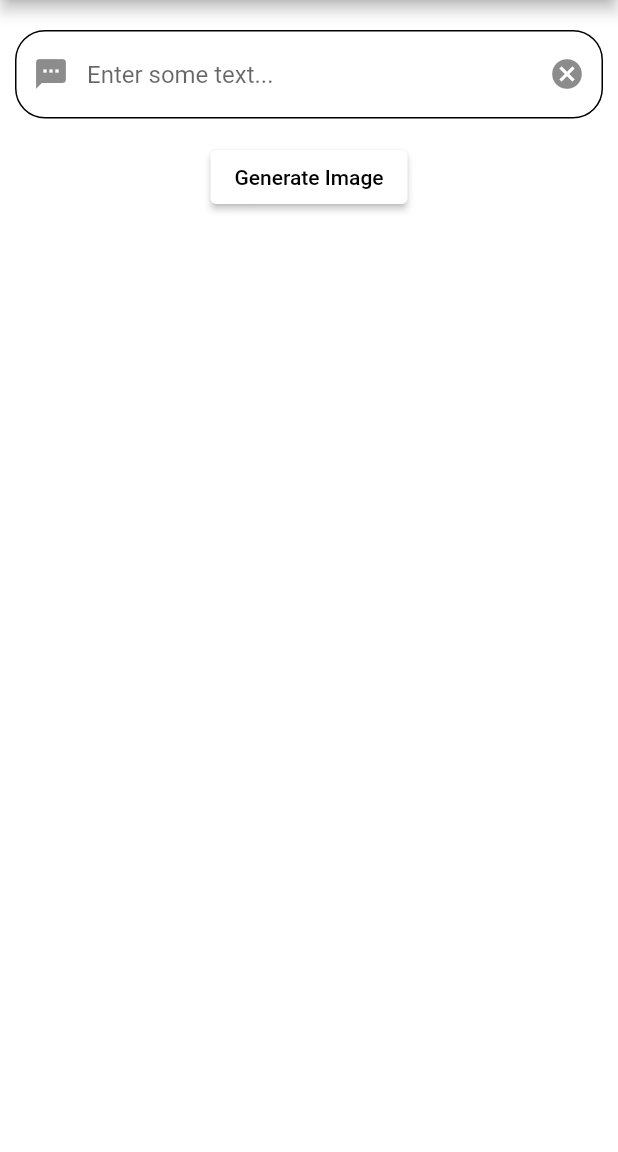
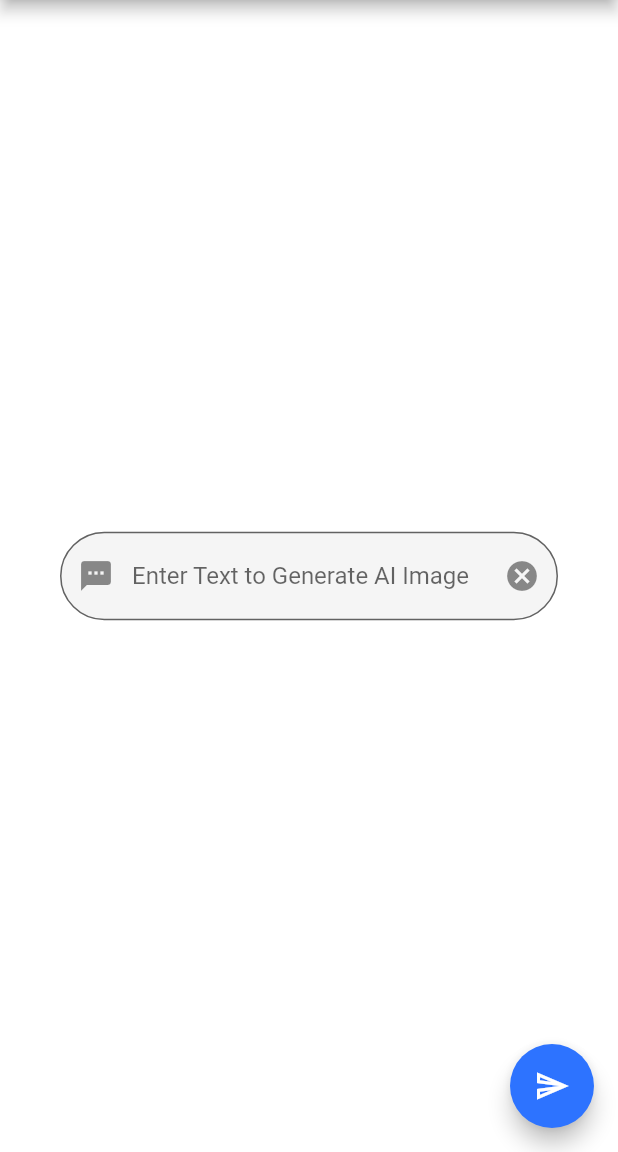
Before and after one commit to krissh02/Task-easy, a Flutter app: the ImageGeneratorScreen screen opened directly, on a phone screen of 412 x 824 dp, the part 84-1236 px from its top. Run offline on Flutter 3.47's test engine with Material 2 defaults, Android fonts, the phone set to English and light mode, and no system bars; our stand-ins replace animated_splash_screen, animated_text_kit, curved_navigation_bar, flutter_riverpod, introduction_screen, shared_preferences and 1 more; missing offline and left inert: chat_gpt_sdk, translator; accounts and stored records are empty.

Commit message:
changes in some code is updated

```diff
--- a/lib/screens/chat_screen.dart
+++ b/lib/screens/chat_screen.dart
@@ -1,5 +1,6 @@
 import 'package:flutter/material.dart';
 import 'package:flutter_riverpod/flutter_riverpod.dart';
+import 'package:gpt_flutter/widgets/bottomnavwidget.dart';
 import '../providers/chats_provider.dart';
 import '../widgets/chat_item.dart';
 import '../widgets/my_app_bar.dart';
@@ -35,6 +36,7 @@ class ChatScreen extends StatelessWidget {
             height: 10,
           ),
         ],
-        ));
+      ),
+    );
   }
 }
--- a/lib/screens/image_generator.dart
+++ b/lib/screens/image_generator.dart
@@ -1,15 +1,171 @@
+// import 'package:flutter/material.dart';
+// import 'dart:convert';
+// import 'package:http/http.dart' as http;
+
+// class ImageGeneratorScreen extends StatefulWidget {
+//   @override
+//   _ImageGeneratorScreenState createState() => _ImageGeneratorScreenState();
+// }
+
+// class _ImageGeneratorScreenState extends State<ImageGeneratorScreen> {
+//   String _inputText = '';
+//   String _imageUrl = '';
+
+//   @override
+//   Widget build(BuildContext context) {
+//     return Scaffold(
+//       backgroundColor: Colors.white,
+//       appBar: AppBar(
+//         backgroundColor: const Color.fromRGBO(35, 103, 249, 1),
+//         // elevation: 0,
+//         title: Row(
+//           mainAxisAlignment: MainAxisAlignment.spaceBetween,
+//           children: [
+//             Text('IMAGE GENERATOR',style: TextStyle(color: Colors.white,fontWeight: FontWeight.bold,fontSize: 20)),
+//             Container(
+//               height: 40,
+//               width: 40,
+//               child: ClipRRect(
+//                 borderRadius: BorderRadius.circular(20),
+//                 child: Image.asset('assets/img1.jpg'),
+//               ),
+//             ),
+//           ],
+//         ),
+//       ),
+//       body: Center(
+//         child: Padding(
+//           padding: const EdgeInsets.fromLTRB(10, 20, 10, 10),
+//           child: Column(
+//             // mainAxisAlignment: MainAxisAlignment.center,
+
+//             children: [
+//               TextField(
+//                 // onChanged: (value) {
+//                 //   setState(() {
+//                 //     _inputText = value;
+//                 //   });
+//                 // },
+//                 decoration: const InputDecoration(
+//                   enabledBorder: OutlineInputBorder(
+//                     borderSide: BorderSide(color: Colors.black, width: 1.0),
+//                     borderRadius: BorderRadius.all(Radius.circular(20.0)),
+//                   ),
+//                   focusedBorder: OutlineInputBorder(
+//                     borderSide: BorderSide(
+//                         color: Color.fromRGBO(35, 103, 249, 1), width: 1.0),
+//                     borderRadius: BorderRadius.all(Radius.circular(20.0)),
+//                   ),
+//                   hintText: 'Enter some text...',
+//                   prefixIcon: Icon(Icons.textsms_rounded),
+//                   suffixIcon: Icon(Icons.cancel),
+//                 ),
+//               ),
+//               const SizedBox(height: 15),
+//               Center(
+//                 child: ElevatedButton(
+//                   style: ButtonStyle(
+//                       overlayColor: getColor(
+//                     Colors.white,
+//                     Color.fromRGBO(35, 103, 249, 1),
+//                   )),
+//                   onPressed: () async {
+//                     String apiKey = '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';
+//                     //  String apiKey ='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';
+//                     String model = 'image-alpha-001';
+//                     String prompt =
+//                         'Generate an image based on the text: $_inputText';
+//                     String url = 'https://api.openai.com/v1/images/generations';
+//                     Map<String, String> headers = {
+//                       'Content-Type': 'application/json',
+//                       'Authorization': 'Bearer $apiKey',
+//                     };
+//                     Map<String, dynamic> body = {
+//                       'model': model,
+//                       'prompt': prompt,
+//                       'num_images': 1,
+//                       'size': '512x512',
+//                     };
+//                     var response = await http.post(
+//                       Uri.parse(url),
+//                       headers: headers,
+//                       body: json.encode(body),
+//                     );
+//                     var data = json.decode(response.body);
+//                     var imageUrl = data['data'][0]['url'];
+//                     setState(() {
+//                       _imageUrl = imageUrl;
+//                     });
+//                   },
+//                   child: const Text('Generate Image'),
+//                 ),
+//               ),
+//               const SizedBox(height: 20),
+//               _imageUrl != ''
+//                   ? Image.network(_imageUrl)
+//                   : const SizedBox.shrink(),
+//             ],
+//           ),
+//         ),
+//       ),
+//     );
+//   }
+// }
+
+// MaterialStateProperty<Color> getColor(Color color, Color colorPressed) {
+//   // ignore: prefer_function_declarations_over_variables
+//   final getColor = (Set<MaterialState> states) {
+//     if (states.contains(MaterialState.pressed)) {
+//       return colorPressed;
+//     } else {
+//       return color;
+//     }
+//   };
+
+//   return MaterialStateProperty.resolveWith(getColor);
+// }
+
+import 'dart:convert';
+import 'package:flutter/cupertino.dart';
 import 'package:flutter/material.dart';
-import 'dart:convert';
 import 'package:http/http.dart' as http;
 
+
 class ImageGeneratorScreen extends StatefulWidget {
+
   @override
-  _ImageGeneratorScreenState createState() => _ImageGeneratorScreenState();
+  State<ImageGeneratorScreen> createState() => _ImageGeneratorScreenState();
 }
 
 class _ImageGeneratorScreenState extends State<ImageGeneratorScreen> {
-  String _inputText = '';
-  String _imageUrl = '';
+  TextEditingController inputText = TextEditingController();
+  String apikey = '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';
+  String url = 'https://api.openai.com/v1/images/generations';
+  String? image;
+  void getAIImage() async{
+    if(inputText.text.isNotEmpty){
+
+      var data ={
+        "prompt": inputText.text,
+        "n": 1,
+        "size": "256x256",
+      };
+
+      var res = await http.post(Uri.parse(url),
+          headers: {"Authorization":"Bearer ${apikey}","Content-Type": "application/json"},
+          body:jsonEncode(data));
+
+      var jsonResponse = jsonDecode(res.body);
+
+      image = jsonResponse['data'][0]['url'];
+      setState(() {
+
+      });
+
+    }else{
+      print("Enter something");
+    }
+  }
 
   @override
   Widget build(BuildContext context) {
@@ -34,93 +190,42 @@ class _ImageGeneratorScreenState extends State<ImageGeneratorScreen> {
         ),
       ),
       body: Center(
-        child: Padding(
-          padding: const EdgeInsets.fromLTRB(10, 20, 10, 10),
-          child: Column(
-            // mainAxisAlignment: MainAxisAlignment.center,
-
-            children: [
-              TextField(
-                // onChanged: (value) {
-                //   setState(() {
-                //     _inputText = value;
-                //   });
-                // },
-                decoration: const InputDecoration(
-                  enabledBorder: OutlineInputBorder(
-                    borderSide: BorderSide(color: Colors.black, width: 1.0),
-                    borderRadius: BorderRadius.all(Radius.circular(20.0)),
-                  ),
-                  focusedBorder: OutlineInputBorder(
-                    borderSide: BorderSide(
-                        color: Color.fromRGBO(35, 103, 249, 1), width: 1.0),
-                    borderRadius: BorderRadius.all(Radius.circular(20.0)),
-                  ),
-                  hintText: 'Enter some text...',
+        child: Column(
+          mainAxisAlignment: MainAxisAlignment.center,
+          children: <Widget>[
+            image != null ? Image.network(image!,width: 256,height: 265) :
+            Container(
+              // margin: EdgeInsets.only(),
+              // child: Text("Please Enter Text To Generate AI image"),
+              ),
+            Padding(
+              // padding: const EdgeInsets.all(16.0),
+              padding: const EdgeInsets.fromLTRB(40,20,40,20),
+              child: TextField(
+                controller: inputText,
+                decoration: InputDecoration(
                   prefixIcon: Icon(Icons.textsms_rounded),
                   suffixIcon: Icon(Icons.cancel),
+                    hintText: "Enter Text to Generate AI Image",
+                    filled: true,
+                    // fillColor: Colors.blue.shade100,
+                    border: OutlineInputBorder(
+                      borderRadius: BorderRadius.circular(50),
+                      borderSide: BorderSide(color: Colors.black)
+                    )
                 ),
               ),
-              const SizedBox(height: 15),
-              Center(
-                child: ElevatedButton(
-                  style: ButtonStyle(
-                      overlayColor: getColor(
-                    Colors.white,
-                    Color.fromRGBO(35, 103, 249, 1),
-                  )),
-                  onPressed: () async {
-                    String apiKey =
-                        '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';
-                    String model = 'image-alpha-001';
-                    String prompt =
-                        'Generate an image based on the text: $_inputText';
-                    String url = 'https://api.openai.com/v1/images/generations';
-                    Map<String, String> headers = {
-                      'Content-Type': 'application/json',
-                      'Authorization': 'Bearer $apiKey',
-                    };
-                    Map<String, dynamic> body = {
-                      'model': model,
-                      'prompt': prompt,
-                      'num_images': 1,
-                      'size': '512x512',
-                    };
-                    var response = await http.post(
-                      Uri.parse(url),
-                      headers: headers,
-                      body: json.encode(body),
-                    );
-                    var data = json.decode(response.body);
-                    var imageUrl = data['data'][0]['url'];
-                    setState(() {
-                      _imageUrl = imageUrl;
-                    });
-                  },
-                  child: const Text('Generate Image'),
-                ),
-              ),
-              const SizedBox(height: 20),
-              _imageUrl != ''
-                  ? Image.network(_imageUrl)
-                  : const SizedBox.shrink(),
-            ],
-          ),
+            ),
+          ],
         ),
       ),
+      floatingActionButton: FloatingActionButton(
+        onPressed: (){
+          getAIImage();
+        },
+        tooltip: 'Generate AI Image',
+        child: const Icon(Icons.send_outlined),
+      ), // This trailing comma makes auto-formatting nicer for build methods.
     );
   }
 }
-
-MaterialStateProperty<Color> getColor(Color color, Color colorPressed) {
-  // ignore: prefer_function_declarations_over_variables
-  final getColor = (Set<MaterialState> states) {
-    if (states.contains(MaterialState.pressed)) {
-      return colorPressed;
-    } else {
-      return color;
-    }
-  };
-
-  return MaterialStateProperty.resolveWith(getColor);
-}
```
Also changed, not shown: lib/screens/home_screen.dart (+41 -10 lines), lib/services/ai_handler.dart (+5 -4 lines), lib/widgets/bottomnavwidget.dart (added, +82 -0 lines). Lines whose indentation alone changed are shown as unchanged.
